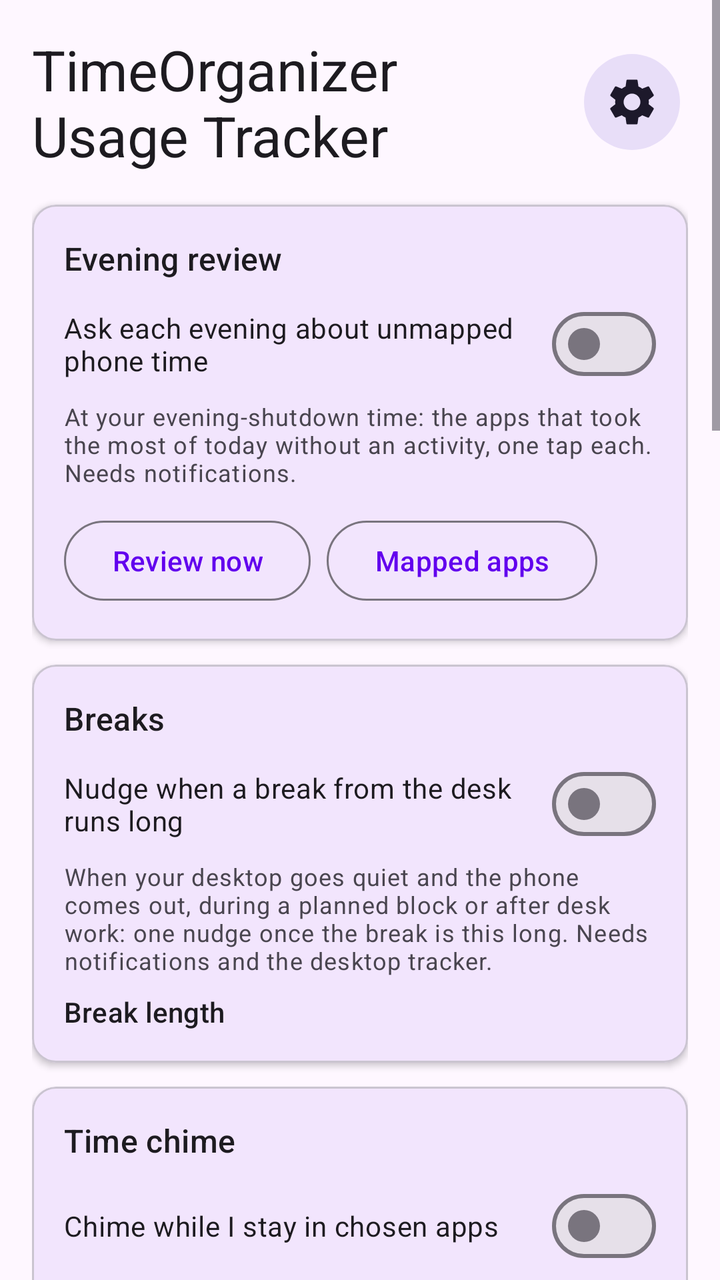
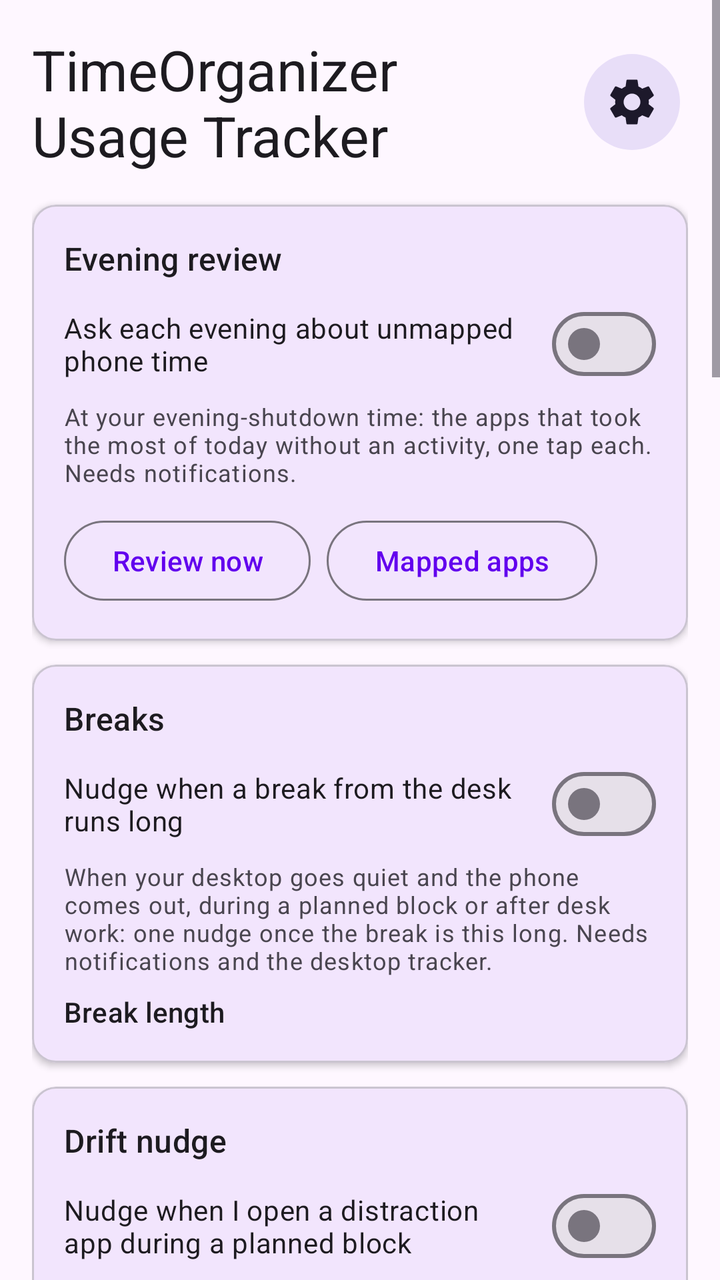

An Android layout rendered at two revisions. The XML below is the earlier revision; the diff shows what the commit changed to produce the second picture.
<!-- AndroidManifest.xml: application theme Theme.TimeOrganizerUsageTracker -->
<!-- res/layout/activity_main.xml -->
<?xml version="1.0" encoding="utf-8"?>
<LinearLayout xmlns:android="http://schemas.android.com/apk/res/android"
    xmlns:app="http://schemas.android.com/apk/res-auto"
    android:layout_width="match_parent"
    android:id="@+id/root"
    android:layout_height="match_parent"
    android:orientation="vertical">

    
    <com.google.android.material.card.MaterialCardView
        android:id="@+id/bannerUsageAccess"
        android:layout_width="match_parent"
        android:layout_height="wrap_content"
        android:layout_marginStart="16dp"
        android:layout_marginEnd="16dp"
        android:layout_marginTop="16dp"
        android:visibility="gone"
        app:cardBackgroundColor="?attr/colorErrorContainer"
        app:strokeColor="?attr/colorError"
        app:strokeWidth="1dp"
        app:cardElevation="0dp"
        app:cardCornerRadius="12dp">

        <LinearLayout
            android:layout_width="match_parent"
            android:layout_height="wrap_content"
            android:orientation="vertical"
            android:padding="16dp">

            <TextView
                android:layout_width="wrap_content"
                android:layout_height="wrap_content"
                android:text="@string/usage_access_banner_title"
                android:textAppearance="?attr/textAppearanceTitleMedium"
                android:textColor="?attr/colorOnErrorContainer"
                android:layout_marginBottom="4dp" />

            <TextView
                android:layout_width="wrap_content"
                android:layout_height="wrap_content"
                android:text="@string/usage_access_banner_text"
                android:textAppearance="?attr/textAppearanceBodyMedium"
                android:textColor="?attr/colorOnErrorContainer"
                android:layout_marginBottom="12dp" />

            <com.google.android.material.button.MaterialButton
                android:id="@+id/btnGrantPermission"
                android:layout_width="wrap_content"
                android:layout_height="wrap_content"
                android:text="@string/btn_grant_permission"
                android:backgroundTint="?attr/colorError"
                android:textColor="?attr/colorOnError" />

        </LinearLayout>
    </com.google.android.material.card.MaterialCardView>

    <ScrollView
        android:layout_width="match_parent"
        android:layout_height="0dp"
        android:layout_weight="1"
        android:clipToPadding="false"
        android:fillViewport="true">

    <LinearLayout
        android:layout_width="match_parent"
        android:layout_height="wrap_content"
        android:orientation="vertical"
        android:padding="16dp">

        
        <LinearLayout
            android:layout_width="match_parent"
            android:layout_height="wrap_content"
            android:orientation="horizontal"
            android:gravity="center_vertical"
            android:layout_marginBottom="16dp">

            <TextView
                android:layout_width="0dp"
                android:layout_height="wrap_content"
                android:layout_weight="1"
                android:text="TimeOrganizer Usage Tracker"
                android:textAppearance="?attr/textAppearanceHeadlineMedium" />

            <com.google.android.material.button.MaterialButton
                android:id="@+id/btnSettings"
                style="@style/Widget.Material3.Button.IconButton.Filled.Tonal"
                android:layout_width="wrap_content"
                android:layout_height="wrap_content"
                android:layout_marginStart="8dp"
                android:contentDescription="@string/settings_title"
                app:icon="@drawable/ic_settings"
                app:iconSize="28dp" />

        </LinearLayout>

        
        <com.google.android.material.card.MaterialCardView
            android:id="@+id/bannerSetup"
            android:layout_width="match_parent"
            android:layout_height="wrap_content"
            android:layout_marginBottom="12dp"
            android:visibility="gone"
            android:clickable="true"
            android:focusable="true"
            app:cardBackgroundColor="@color/warning_container"
            app:strokeColor="@color/warning"
            app:strokeWidth="1dp"
            app:cardElevation="0dp"
            app:cardCornerRadius="12dp">

            <LinearLayout
                android:layout_width="match_parent"
                android:layout_height="wrap_content"
                android:orientation="vertical"
                android:padding="16dp">

                <TextView
                    android:layout_width="wrap_content"
                    android:layout_height="wrap_content"
                    android:text="@string/setup_banner_title"
                    android:textAppearance="?attr/textAppearanceTitleMedium"
                    android:textColor="@color/on_warning_container"
                    android:layout_marginBottom="4dp" />

                <TextView
                    android:id="@+id/tvSetupBanner"
                    android:layout_width="wrap_content"
                    android:layout_height="wrap_content"
                    android:textAppearance="?attr/textAppearanceBodyMedium"
                    android:textColor="@color/on_warning_container"
                    android:layout_marginBottom="12dp" />

                <com.google.android.material.button.MaterialButton
                    android:id="@+id/btnOpenSettings"
                    android:layout_width="wrap_content"
                    android:layout_height="wrap_content"
                    android:text="@string/btn_open_settings"
                    android:textColor="@color/on_warning_container"
                    app:strokeColor="@color/warning"
                    style="@style/Widget.Material3.Button.OutlinedButton" />

            </LinearLayout>
        </com.google.android.material.card.MaterialCardView>

        
        <com.google.android.material.card.MaterialCardView
            android:layout_width="match_parent"
            android:layout_height="wrap_content"
            android:layout_marginBottom="12dp"
            app:cardElevation="2dp"
            app:cardCornerRadius="12dp">

            <LinearLayout
                android:layout_width="match_parent"
                android:layout_height="wrap_content"
                android:orientation="vertical"
                android:padding="16dp">

                <TextView
                    android:layout_width="wrap_content"
                    android:layout_height="wrap_content"
                    android:text="@string/review_card_title"
                    android:textAppearance="?attr/textAppearanceTitleMedium"
                    android:layout_marginBottom="8dp" />

                <com.google.android.material.materialswitch.MaterialSwitch
                    android:id="@+id/swEveningReview"
                    android:layout_width="match_parent"
                    android:layout_height="wrap_content"
                    android:text="@string/review_card_switch" />

                <TextView
                    android:layout_width="wrap_content"
                    android:layout_height="wrap_content"
                    android:text="@string/review_card_hint"
                    android:textAppearance="?attr/textAppearanceBodySmall"
                    android:layout_marginTop="4dp"
                    android:layout_marginBottom="12dp" />

                <LinearLayout
                    android:layout_width="match_parent"
                    android:layout_height="wrap_content"
                    android:orientation="horizontal">

                    <com.google.android.material.button.MaterialButton
                        android:id="@+id/btnReviewNow"
                        android:layout_width="wrap_content"
                        android:layout_height="wrap_content"
                        android:layout_marginEnd="8dp"
                        android:text="@string/btn_review_now"
                        style="@style/Widget.Material3.Button.OutlinedButton" />

                    <com.google.android.material.button.MaterialButton
                        android:id="@+id/btnMappedApps"
                        android:layout_width="wrap_content"
                        android:layout_height="wrap_content"
                        android:text="@string/btn_mapped_apps"
                        style="@style/Widget.Material3.Button.OutlinedButton" />
                </LinearLayout>

            </LinearLayout>
        </com.google.android.material.card.MaterialCardView>

        
        <com.google.android.material.card.MaterialCardView
            android:layout_width="match_parent"
            android:layout_height="wrap_content"
            android:layout_marginBottom="12dp"
            app:cardElevation="2dp"
            app:cardCornerRadius="12dp">

            <LinearLayout
                android:layout_width="match_parent"
                android:layout_height="wrap_content"
                android:orientation="vertical"
                android:padding="16dp">

                <TextView
                    android:layout_width="wrap_content"
                    android:layout_height="wrap_content"
                    android:text="@string/break_card_title"
                    android:textAppearance="?attr/textAppearanceTitleMedium"
                    android:layout_marginBottom="8dp" />

                <com.google.android.material.materialswitch.MaterialSwitch
                    android:id="@+id/swBreakNudge"
                    android:layout_width="match_parent"
                    android:layout_height="wrap_content"
                    android:text="@string/break_card_switch" />

                <TextView
                    android:layout_width="wrap_content"
                    android:layout_height="wrap_content"
                    android:text="@string/break_card_hint"
                    android:textAppearance="?attr/textAppearanceBodySmall"
                    android:layout_marginTop="4dp"
                    android:layout_marginBottom="8dp" />

                <TextView
                    android:layout_width="wrap_content"
                    android:layout_height="wrap_content"
                    android:text="@string/break_card_length"
                    android:textAppearance="?attr/textAppearanceLabelLarge" />

                <com.google.android.material.chip.ChipGroup
                    android:id="@+id/chipsBreakLength"
                    android:layout_width="match_parent"
                    android:layout_height="wrap_content"
                    app:singleSelection="true"
                    app:selectionRequired="true" />

            </LinearLayout>
        </com.google.android.material.card.MaterialCardView>

        
        <com.google.android.material.card.MaterialCardView
            android:layout_width="match_parent"
            android:layout_height="wrap_content"
            android:layout_marginBottom="12dp"
            app:cardElevation="2dp"
            app:cardCornerRadius="12dp">

            <LinearLayout
                android:layout_width="match_parent"
                android:layout_height="wrap_content"
                android:orientation="vertical"
                android:padding="16dp">

                <TextView
                    android:layout_width="wrap_content"
                    android:layout_height="wrap_content"
                    android:text="@string/chime_title"
                    android:textAppearance="?attr/textAppearanceTitleMedium"
                    android:layout_marginBottom="8dp" />

                <com.google.android.material.materialswitch.MaterialSwitch
                    android:id="@+id/swTimeChime"
                    android:layout_width="match_parent"
                    android:layout_height="wrap_content"
                    android:text="@string/chime_card_switch" />

                <TextView
                    android:layout_width="wrap_content"
                    android:layout_height="wrap_content"
                    android:text="@string/chime_card_hint"
                    android:textAppearance="?attr/textAppearanceBodySmall"
                    android:layout_marginTop="4dp"
                    android:layout_marginBottom="8dp" />

                <TextView
                    android:layout_width="wrap_content"
                    android:layout_height="wrap_content"
                    android:text="@string/chime_card_interval"
                    android:textAppearance="?attr/textAppearanceLabelLarge" />

                <com.google.android.material.chip.ChipGroup
                    android:id="@+id/chipsChimeInterval"
                    android:layout_width="match_parent"
                    android:layout_height="wrap_content"
                    app:singleSelection="true"
                    app:selectionRequired="true" />

                <TextView
                    android:id="@+id/tvChimeApps"
                    android:layout_width="wrap_content"
                    android:layout_height="wrap_content"
                    android:textAppearance="?attr/textAppearanceBodyMedium"
                    android:layout_marginTop="8dp"
                    android:layout_marginBottom="8dp" />

                <LinearLayout
                    android:layout_width="match_parent"
                    android:layout_height="wrap_content"
                    android:orientation="horizontal">

                    <com.google.android.material.button.MaterialButton
                        android:id="@+id/btnChimeApps"
                        android:layout_width="wrap_content"
                        android:layout_height="wrap_content"
                        android:layout_marginEnd="8dp"
                        android:text="@string/btn_chime_apps"
                        style="@style/Widget.Material3.Button.OutlinedButton" />

                    <com.google.android.material.button.MaterialButton
                        android:id="@+id/btnChimeVibration"
                        android:layout_width="wrap_content"
                        android:layout_height="wrap_content"
                        android:text="@string/btn_chime_vibration"
                        style="@style/Widget.Material3.Button.TextButton" />
                </LinearLayout>

                <com.google.android.material.button.MaterialButton
                    android:id="@+id/btnChimeHideWatch"
                    android:layout_width="wrap_content"
                    android:layout_height="wrap_content"
                    android:text="@string/btn_hide_watch"
                    style="@style/Widget.Material3.Button.TextButton" />

            </LinearLayout>
        </com.google.android.material.card.MaterialCardView>

        
        <com.google.android.material.card.MaterialCardView
            android:layout_width="match_parent"
            android:layout_height="wrap_content"
            android:layout_marginBottom="12dp"
            app:cardElevation="2dp"
            app:cardCornerRadius="12dp">

            <LinearLayout
                android:layout_width="match_parent"
                android:layout_height="wrap_content"
                android:orientation="vertical"
                android:padding="16dp">

                <TextView
                    android:layout_width="wrap_content"
                    android:layout_height="wrap_content"
                    android:text="@string/loop_card_title"
                    android:textAppearance="?attr/textAppearanceTitleMedium"
                    android:layout_marginBottom="8dp" />

                <com.google.android.material.materialswitch.MaterialSwitch
                    android:id="@+id/swLoopCheck"
                    android:layout_width="match_parent"
                    android:layout_height="wrap_content"
                    android:text="@string/loop_card_switch" />

                <TextView
                    android:layout_width="wrap_content"
                    android:layout_height="wrap_content"
                    android:text="@string/loop_card_hint"
                    android:textAppearance="?attr/textAppearanceBodySmall"
                    android:layout_marginTop="4dp"
                    android:layout_marginBottom="8dp" />

                <TextView
                    android:layout_width="wrap_content"
                    android:layout_height="wrap_content"
                    android:text="@string/loop_card_away"
                    android:textAppearance="?attr/textAppearanceLabelLarge" />

                <com.google.android.material.chip.ChipGroup
                    android:id="@+id/chipsLoopAway"
                    android:layout_width="match_parent"
                    android:layout_height="wrap_content"
                    app:singleSelection="true"
                    app:selectionRequired="true" />

                <TextView
                    android:id="@+id/tvLoopToday"
                    android:layout_width="wrap_content"
                    android:layout_height="wrap_content"
                    android:textAppearance="?attr/textAppearanceBodyMedium"
                    android:layout_marginTop="8dp"
                    android:layout_marginBottom="8dp" />

                <com.google.android.material.button.MaterialButton
                    android:id="@+id/btnLoopApps"
                    android:layout_width="wrap_content"
                    android:layout_height="wrap_content"
                    android:text="@string/btn_loop_apps"
                    style="@style/Widget.Material3.Button.OutlinedButton" />

                <com.google.android.material.button.MaterialButton
                    android:id="@+id/btnLoopHideWatch"
                    android:layout_width="wrap_content"
                    android:layout_height="wrap_content"
                    android:text="@string/btn_hide_watch"
                    style="@style/Widget.Material3.Button.TextButton" />

            </LinearLayout>
        </com.google.android.material.card.MaterialCardView>

        
        <com.google.android.material.card.MaterialCardView
            android:layout_width="match_parent"
            android:layout_height="wrap_content"
            android:layout_marginBottom="12dp"
            app:cardElevation="2dp"
            app:cardCornerRadius="12dp">

            <LinearLayout
                android:layout_width="match_parent"
                android:layout_height="wrap_content"
                android:orientation="vertical"
                android:padding="16dp">

                <TextView
                    android:layout_width="wrap_content"
                    android:layout_height="wrap_content"
                    android:text="@string/ignored_title"
                    android:textAppearance="?attr/textAppearanceTitleMedium"
                    android:layout_marginBottom="8dp" />

                <TextView
                    android:id="@+id/tvIgnoredCount"
                    android:layout_width="wrap_content"
                    android:layout_height="wrap_content"
                    android:textAppearance="?attr/textAppearanceBodyMedium" />

                <TextView
                    android:layout_width="wrap_content"
                    android:layout_height="wrap_content"
                    android:text="@string/ignored_card_hint"
                    android:textAppearance="?attr/textAppearanceBodySmall"
                    android:layout_marginTop="4dp"
                    android:layout_marginBottom="12dp" />

                <com.google.android.material.button.MaterialButton
                    android:id="@+id/btnIgnoredApps"
                    android:layout_width="wrap_content"
                    android:layout_height="wrap_content"
                    android:text="@string/btn_ignored_apps"
                    style="@style/Widget.Material3.Button.OutlinedButton" />

            </LinearLayout>
        </com.google.android.material.card.MaterialCardView>

        
        <com.google.android.material.card.MaterialCardView
            android:layout_width="match_parent"
            android:layout_height="wrap_content"
            android:layout_marginBottom="12dp"
            app:cardElevation="2dp"
            app:cardCornerRadius="12dp">

            <LinearLayout
                android:layout_width="match_parent"
                android:layout_height="wrap_content"
                android:orientation="vertical"
                android:padding="16dp">

                <TextView
                    android:layout_width="wrap_content"
                    android:layout_height="wrap_content"
                    android:text="Sync Status"
                    android:textAppearance="?attr/textAppearanceTitleMedium"
                    android:layout_marginBottom="8dp" />

                <TextView
                    android:id="@+id/tvLastSync"
                    android:layout_width="wrap_content"
                    android:layout_height="wrap_content"
                    android:textAppearance="?attr/textAppearanceBodyMedium" />

                <TextView
                    android:id="@+id/tvSyncResult"
                    android:layout_width="wrap_content"
                    android:layout_height="wrap_content"
                    android:textAppearance="?attr/textAppearanceBodyMedium"
                    android:layout_marginTop="4dp" />

                <com.google.android.material.button.MaterialButton
                    android:id="@+id/btnRefreshStatus"
                    android:layout_width="wrap_content"
                    android:layout_height="wrap_content"
                    android:layout_marginTop="12dp"
                    android:text="@string/btn_refresh_status"
                    style="@style/Widget.Material3.Button.OutlinedButton" />

            </LinearLayout>
        </com.google.android.material.card.MaterialCardView>

        
        <com.google.android.material.card.MaterialCardView
            android:layout_width="match_parent"
            android:layout_height="wrap_content"
            android:layout_marginBottom="12dp"
            app:cardElevation="2dp"
            app:cardCornerRadius="12dp">

            <LinearLayout
                android:layout_width="match_parent"
                android:layout_height="wrap_content"
                android:orientation="vertical"
                android:padding="16dp">

                <TextView
                    android:layout_width="wrap_content"
                    android:layout_height="wrap_content"
                    android:text="Backend Connection"
                    android:textAppearance="?attr/textAppearanceTitleMedium"
                    android:layout_marginBottom="8dp" />

                <TextView
                    android:id="@+id/tvBackendStatus"
                    android:layout_width="wrap_content"
                    android:layout_height="wrap_content"
                    android:textAppearance="?attr/textAppearanceBodyMedium" />

                <TextView
                    android:id="@+id/tvApiUrl"
                    android:layout_width="wrap_content"
                    android:layout_height="wrap_content"
                    android:textAppearance="?attr/textAppearanceBodySmall"
                    android:layout_marginTop="4dp" />

            </LinearLayout>
        </com.google.android.material.card.MaterialCardView>

        
        <com.google.android.material.button.MaterialButton
            android:id="@+id/btnSyncNow"
            android:layout_width="match_parent"
            android:layout_height="wrap_content"
            android:text="@string/btn_sync_now"
            android:layout_marginTop="8dp" />

        
        <com.google.android.material.button.MaterialButton
            android:id="@+id/btnLogout"
            android:layout_width="match_parent"
            android:layout_height="wrap_content"
            android:text="@string/btn_logout"
            android:layout_marginTop="24dp"
            style="@style/Widget.Material3.Button.TextButton" />

    </LinearLayout>
    </ScrollView>
</LinearLayout>
<!-- resources referenced by this layout -->
<resources>
  <color name="on_warning_container">#FF3D2E00</color>
  <color name="warning">#FFB98900</color>
  <color name="warning_container">#FFFFF0C2</color>
  <string name="break_card_hint">When your desktop goes quiet and the phone comes out, during a planned block or after desk work: one nudge once the break is this long. Needs notifications and the desktop tracker.</string>
  <string name="break_card_length">Break length</string>
  <string name="break_card_switch">Nudge when a break from the desk runs long</string>
  <string name="break_card_title">Breaks</string>
  <string name="btn_chime_apps">Choose apps</string>
  <string name="btn_chime_vibration">Vibration</string>
  <string name="btn_grant_permission">Grant Usage Access</string>
  <string name="btn_hide_watch">Hide \"Focus watch on\"</string>
  <string name="btn_ignored_apps">Manage ignored apps</string>
  <string name="btn_logout">Sign Out</string>
  <string name="btn_loop_apps">Apps that don\'t count</string>
  <string name="btn_mapped_apps">Mapped apps</string>
  <string name="btn_open_settings">Open settings</string>
  <string name="btn_refresh_status">Refresh</string>
  <string name="btn_review_now">Review now</string>
  <string name="btn_sync_now">Sync Now</string>
  <string name="chime_card_hint">A short buzz and \"15 m on Reddit\" at each interval you stay in the chosen apps — they count together. Leaving for 3 minutes starts over. Quiet during calls and Do Not Disturb. Needs notifications, and the battery exemption to notice the app in front.</string>
  <string name="chime_card_interval">Every</string>
  <string name="chime_card_switch">Chime while I stay in chosen apps</string>
  <string name="chime_title">Time chime</string>
  <string name="ignored_card_hint">An ignored app isn\'t recorded on this phone, and the time already stored for it is deleted.</string>
  <string name="ignored_title">Ignored apps</string>
  <string name="loop_card_away">Put away for</string>
  <string name="loop_card_hint">One check-in when the phone is unlocked 6 times in 10 minutes, or 6 apps are hopped through in 5 minutes with none used for over a minute. Put it away starts a quiet timer that sounds when it is up. Quiet during calls and Do Not Disturb. Needs notifications, and the battery exemption to notice pickups.</string>
  <string name="loop_card_switch">Check in when I keep picking the phone up</string>
  <string name="loop_card_title">Loop check</string>
  <string name="review_card_hint">At your evening-shutdown time: the apps that took the most of today without an activity, one tap each. Needs notifications.</string>
  <string name="review_card_switch">Ask each evening about unmapped phone time</string>
  <string name="review_card_title">Evening review</string>
  <string name="settings_title">Settings</string>
  <string name="setup_banner_title">Setup isn\'t finished</string>
  <string name="usage_access_banner_text">Your app use isn\'t being read. Android keeps it for about a week, and it\'s picked up once access is back — anything older is gone.</string>
  <string name="usage_access_banner_title">Usage access is off</string>
  <color name="purple_500">#FF6200EE</color>
  <color name="white">#FFFFFFFF</color>
  <color name="teal_200">#FF03DAC5</color>
  <color name="black">#FF000000</color>
  <!-- unchanged entries left out for length: 2 -->
</resources>

<!-- the commit's change to res/layout/activity_main.xml (unified diff, before → after) -->
@@ -270,6 +270,43 @@
                 <TextView
                     android:layout_width="wrap_content"
                     android:layout_height="wrap_content"
+                    android:text="@string/drift_card_title"
+                    android:textAppearance="?attr/textAppearanceTitleMedium"
+                    android:layout_marginBottom="8dp" />
+
+                <com.google.android.material.materialswitch.MaterialSwitch
+                    android:id="@+id/swDriftNudge"
+                    android:layout_width="match_parent"
+                    android:layout_height="wrap_content"
+                    android:text="@string/drift_card_switch" />
+
+                <TextView
+                    android:layout_width="wrap_content"
+                    android:layout_height="wrap_content"
+                    android:text="@string/drift_card_hint"
+                    android:textAppearance="?attr/textAppearanceBodySmall"
+                    android:layout_marginTop="4dp" />
+
+            </LinearLayout>
+        </com.google.android.material.card.MaterialCardView>
+
+        
+        <com.google.android.material.card.MaterialCardView
+            android:layout_width="match_parent"
+            android:layout_height="wrap_content"
+            android:layout_marginBottom="12dp"
+            app:cardElevation="2dp"
+            app:cardCornerRadius="12dp">
+
+            <LinearLayout
+                android:layout_width="match_parent"
+                android:layout_height="wrap_content"
+                android:orientation="vertical"
+                android:padding="16dp">
+
+                <TextView
+                    android:layout_width="wrap_content"
+                    android:layout_height="wrap_content"
                     android:text="@string/chime_title"
                     android:textAppearance="?attr/textAppearanceTitleMedium"
                     android:layout_marginBottom="8dp" />
<!-- resource entries referenced after the edit -->
@@ -23,6 +23,9 @@
   <string name="chime_card_interval">Every</string>
   <string name="chime_card_switch">Chime while I stay in chosen apps</string>
   <string name="chime_title">Time chime</string>
+  <string name="drift_card_hint">One nudge per block once your distraction apps have been open for 30 seconds in it (time in several adds up; a minute away starts over). Back to it goes to the home screen, Switch plan opens the planner, 5 more minutes asks once more. An app mapped to the block\'s own activity doesn\'t count. Waits during calls, Do Not Disturb, car mode, quiet hours, a Phone away timer, and for 10 minutes after another nudge. Needs notifications, and the battery exemption to notice apps.</string>
+  <string name="drift_card_switch">Nudge when I open a distraction app during a planned block</string>
+  <string name="drift_card_title">Drift nudge</string>
   <string name="ignored_card_hint">An ignored app isn\'t recorded on this phone, and the time already stored for it is deleted.</string>
   <string name="ignored_title">Ignored apps</string>
   <string name="loop_card_away">Put away for</string>
